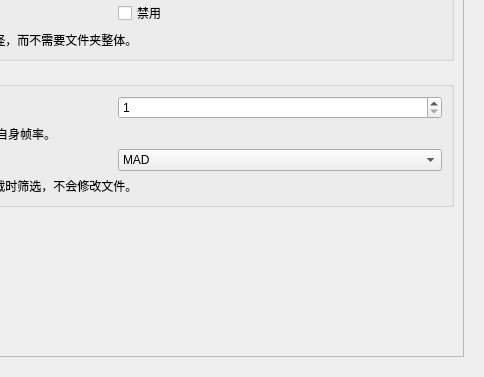
The window that src/gui/options_widget.ui (Eyderoe/ChartNavigation) describes before a commit, drawn with Qt 5; both pictures show x 361 to 845 and y 186 to 563 of the 845 by 563 pixel window.
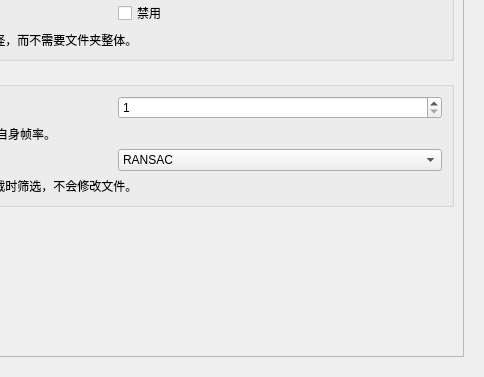
The same window after the commit.

The edit to the form file:
```diff
--- a/src/gui/options_widget.ui
+++ b/src/gui/options_widget.ui
@@ -241,6 +241,11 @@
                 </item>
                 <item>
                  <widget class="QComboBox" name="comboBox">
+                  <item>
+                   <property name="text">
+                    <string>RANSAC</string>
+                   </property>
+                  </item>
                   <item>
                    <property name="text">
                     <string>MAD</string>
```
